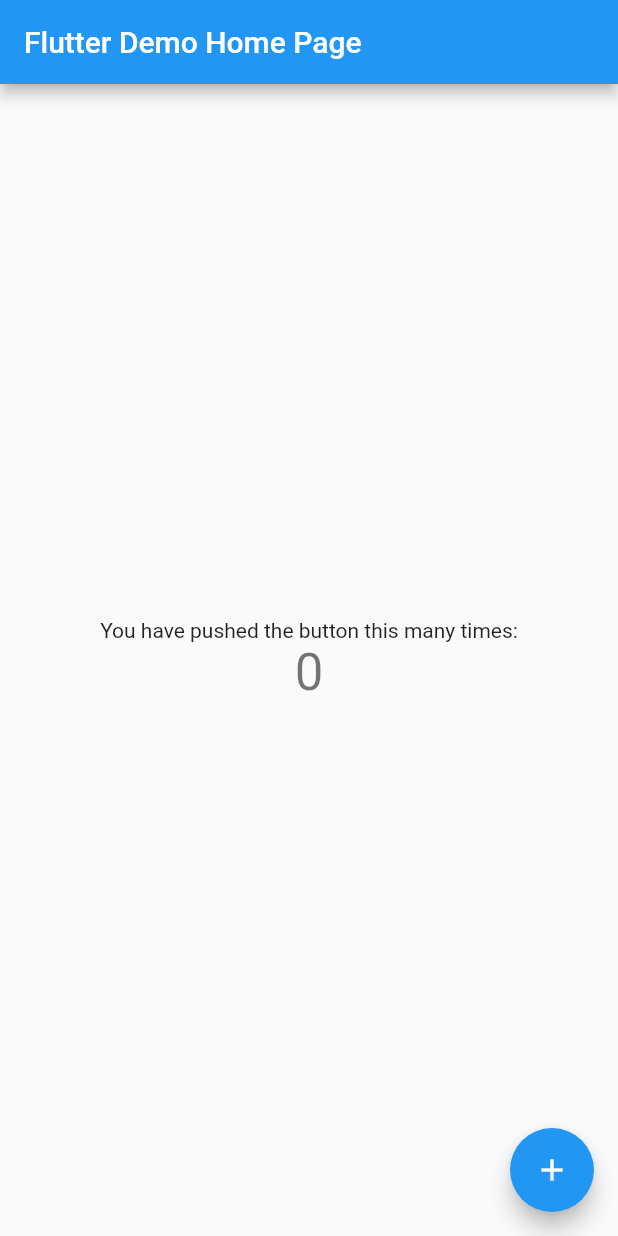
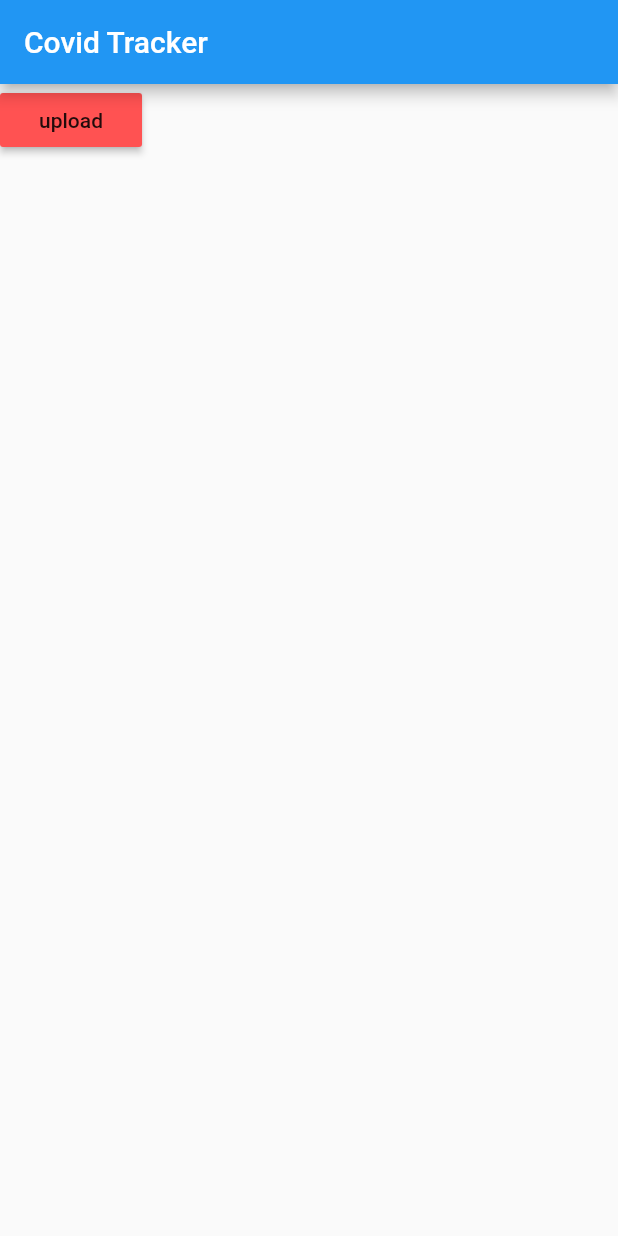
Before and after one commit to maddyb99/covid_19_tracker, a Flutter app: the screen it shows after launch, on a phone screen of 412 x 824 dp. Run offline on Flutter 3.47's test engine with Material 2 defaults, Android fonts, the phone set to English and light mode, and no system bars; our stand-ins replace location, permission_handler.

Commit message:
added location service and connected to firebase

```diff
--- /dev/null
+++ b/lib/dashboard/dashboard.dart
@@ -0,0 +1,57 @@
+import 'package:flutter/material.dart';
+import 'package:location/location.dart';
+
+class DashBoard extends StatefulWidget {
+  @override
+  _DashBoardState createState() => _DashBoardState();
+}
+
+class _DashBoardState extends State<DashBoard> {
+  Location location;
+  LocationData locationData;
+
+  @override
+  initState() {
+    super.initState();
+//    location.onLocationChanged;
+    location = Location();
+    location.changeSettings(
+      accuracy: LocationAccuracy.navigation,
+      distanceFilter: 10,
+      interval: Duration(minutes: 5).inMilliseconds,
+    );
+//    location.getLocation().then((loc) {
+//      locationData = loc;
+//      print(locationData.accuracy);
+//    });
+    location.onLocationChanged.listen((loc) {
+      setState(() {
+        locationData = loc;
+      });
+      print(locationData.accuracy);
+    });
+  }
+
+  @override
+  Widget build(BuildContext context) {
+    // TODO: implement build
+    return Scaffold(
+      appBar: AppBar(
+        title: Text('Covid Tracker'),
+      ),
+      body: Column(
+        children: <Widget>[
+          MaterialButton(
+            color: Colors.redAccent,
+            onPressed: () {},
+            child: Padding(
+              padding: EdgeInsets.all(10),
+              child: Text('upload'),
+            ),
+          ),
+          locationData != null ? Text(locationData.toString()) : SizedBox(),
+        ],
+      ),
+    );
+  }
+}
--- a/lib/main.dart
+++ b/lib/main.dart
@@ -1,3 +1,5 @@
+import 'package:covid19tracker/dashboard/dashboard.dart';
+import 'package:covid19tracker/splash/splash.dart';
 import 'package:flutter/material.dart';
 
 void main() => runApp(MyApp());
@@ -11,92 +13,10 @@ class MyApp extends StatelessWidget {
       theme: ThemeData(
         primarySwatch: Colors.blue,
       ),
-      home: MyHomePage(title: 'Flutter Demo Home Page'),
+      routes: {
+        '/dash':(BuildContext context)=>DashBoard(),
+      },
+      home: SplashScreen(),
     );
   }
 }
-
-class MyHomePage extends StatefulWidget {
-  MyHomePage({Key key, this.title}) : super(key: key);
-
-  // This widget is the home page of your application. It is stateful, meaning
-  // that it has a State object (defined below) that contains fields that affect
-  // how it looks.
-
-  // This class is the configuration for the state. It holds the values (in this
-  // case the title) provided by the parent (in this case the App widget) and
-  // used by the build method of the State. Fields in a Widget subclass are
-  // always marked "final".
-
-  final String title;
-
-  @override
-  _MyHomePageState createState() => _MyHomePageState();
-}
-
-class _MyHomePageState extends State<MyHomePage> {
-  int _counter = 0;
-
-  void _incrementCounter() {
-    setState(() {
-      // This call to setState tells the Flutter framework that something has
-      // changed in this State, which causes it to rerun the build method below
-      // so that the display can reflect the updated values. If we changed
-      // _counter without calling setState(), then the build method would not be
-      // called again, and so nothing would appear to happen.
-      _counter++;
-    });
-  }
-
-  @override
-  Widget build(BuildContext context) {
-    // This method is rerun every time setState is called, for instance as done
-    // by the _incrementCounter method above.
-    //
-    // The Flutter framework has been optimized to make rerunning build methods
-    // fast, so that you can just rebuild anything that needs updating rather
-    // than having to individually change instances of widgets.
-    return Scaffold(
-      appBar: AppBar(
-        // Here we take the value from the MyHomePage object that was created by
-        // the App.build method, and use it to set our appbar title.
-        title: Text(widget.title),
-      ),
-      body: Center(
-        // Center is a layout widget. It takes a single child and positions it
-        // in the middle of the parent.
-        child: Column(
-          // Column is also a layout widget. It takes a list of children and
-          // arranges them vertically. By default, it sizes itself to fit its
-          // children horizontally, and tries to be as tall as its parent.
-          //
-          // Invoke "debug painting" (press "p" in the console, choose the
-          // "Toggle Debug Paint" action from the Flutter Inspector in Android
-          // Studio, or the "Toggle Debug Paint" command in Visual Studio Code)
-          // to see the wireframe for each widget.
-          //
-          // Column has various properties to control how it sizes itself and
-          // how it positions its children. Here we use mainAxisAlignment to
-          // center the children vertically; the main axis here is the vertical
-          // axis because Columns are vertical (the cross axis would be
-          // horizontal).
-          mainAxisAlignment: MainAxisAlignment.center,
-          children: <Widget>[
-            Text(
-              'You have pushed the button this many times:',
-            ),
-            Text(
-              '$_counter',
-              style: Theme.of(context).textTheme.display1,
-            ),
-          ],
-        ),
-      ),
-      floatingActionButton: FloatingActionButton(
-        onPressed: _incrementCounter,
-        tooltip: 'Increment',
-        child: Icon(Icons.add),
-      ), // This trailing comma makes auto-formatting nicer for build methods.
-    );
-  }
-}
--- a/lib/splash/splash.dart
+++ b/lib/splash/splash.dart
@@ -36,6 +36,9 @@ class _SplashScreenState extends State<SplashScreen>
   void initState() {
     super.initState();
     getPermissions();
+    Future.delayed(Duration(seconds: 2)).then((v) {
+          Navigator.of(context).pushReplacementNamed('/dash');
+        });
 //    Authenticate().isSignIn().then((isSignIn) {
 //      if (isSignIn)
 //        Authenticate().nextPage(context);
--- a/pubspec.yaml
+++ b/pubspec.yaml
@@ -23,7 +23,11 @@ dependencies:
   # The following adds the Cupertino Icons font to your application.
   # Use with the CupertinoIcons class for iOS style icons.
   cupertino_icons: ^0.1.2
+  firebase_auth: any
+  cloud_firestore: any
+  google_sign_in: any
   permission_handler: any
+  location: any
 
 dev_dependencies:
   flutter_test:
```
Also changed, not shown: 4 other files.
